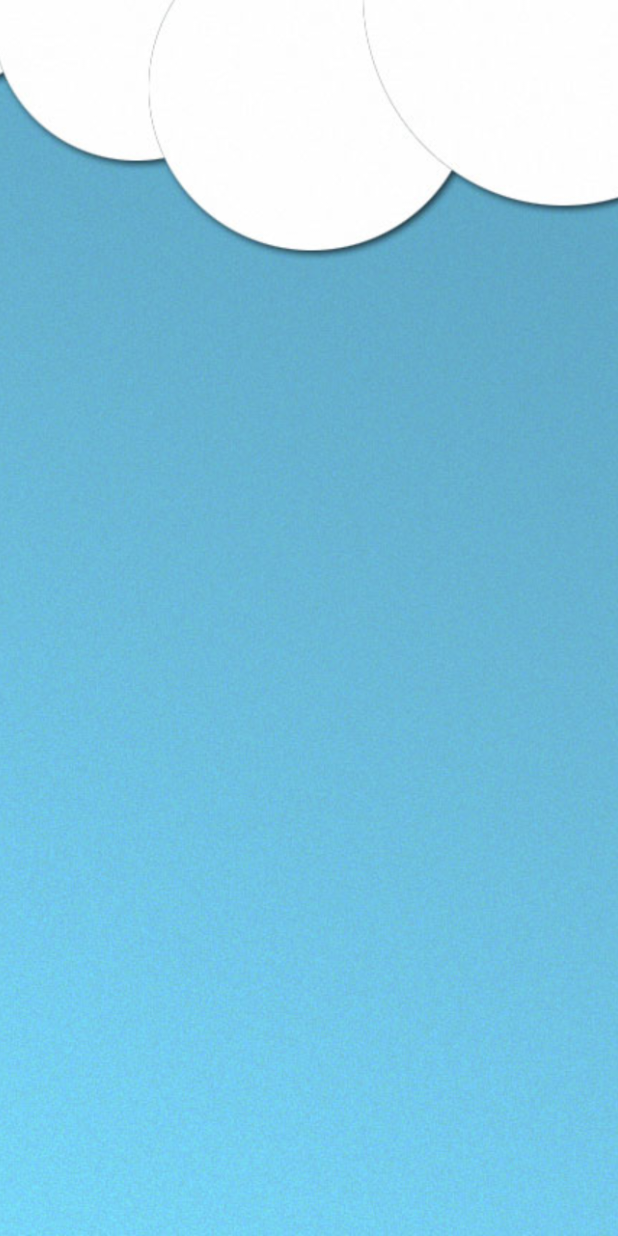
After one commit to antonprog888/Quiz, an Android app: the Level1 screen opened directly, with no data from a screen before it, on a phone screen of 412 x 824 dp. The commit adds this screen. Run offline under Robolectric (Android 15) with nearby library versions, the phone set to English and light mode, and no system bars.

Commit message:
Level nine 9

```diff
--- /dev/null
+++ b/app/src/main/java/spase/suchkov/quiz/Level1.java
@@ -0,0 +1,36 @@
+package spase.suchkov.quiz;
+
+import androidx.appcompat.app.AppCompatActivity;
+
+import android.content.Intent;
+import android.os.Bundle;
+import android.view.Window;
+import android.view.WindowManager;
+
+public class Level1 extends AppCompatActivity {
+
+    @Override
+    protected void onCreate(Bundle savedInstanceState) {
+        super.onCreate(savedInstanceState);
+        setContentView(R.layout.universal);
+
+        //Развернуть игру на весь экран начало
+        Window w = getWindow();
+        w.setFlags(WindowManager.LayoutParams.FLAG_LAYOUT_NO_LIMITS,WindowManager.LayoutParams.FLAG_LAYOUT_NO_LIMITS);
+
+        //Развернуть игру на весь экран конец
+    }
+
+    //Системная кнопка Назад начало
+    @Override
+    public void onBackPressed(){
+        try{
+            Intent intent = new Intent(Level1.this, GameLevels.class);
+            startActivity(intent);
+            finish();
+        } catch (Exception e){
+        }
+    }
+    //Системная кнопка Назад конец
+
+}
--- a/app/src/main/java/spase/suchkov/quiz/MainActivity.java
+++ b/app/src/main/java/spase/suchkov/quiz/MainActivity.java
@@ -45,12 +45,12 @@
     @Override
     public void onBackPressed() {
         if (backPressedTime+2000 > System.currentTimeMillis()){
-            backToast.cancel();
+            backToast.cancel(); //Команда для закрытия сообщения
             super.onBackPressed();
             return;
         }else{
             backToast = Toast.makeText(getBaseContext(),"Нажмите еще раз чтобы выйти",Toast.LENGTH_SHORT) ;
-            backToast.show();
+            backToast.show(); //Команда для появления сообщения
 
         }
 
--- /dev/null
+++ b/app/src/main/res/layout/universal.xml
@@ -0,0 +1,15 @@
+<?xml version="1.0" encoding="utf-8"?>
+<RelativeLayout xmlns:android="http://schemas.android.com/apk/res/android"
+    xmlns:app="http://schemas.android.com/apk/res-auto"
+    xmlns:tools="http://schemas.android.com/tools"
+    android:layout_width="match_parent"
+    android:layout_height="match_parent"
+    android:orientation="vertical">
+
+    <ImageView
+        android:id="@+id/background"
+        android:layout_width="wrap_content"
+        android:layout_height="wrap_content"
+        android:scaleType="centerCrop"
+        android:src="@drawable/level1" />
+</RelativeLayout>
```
Also changed, not shown: app/src/main/AndroidManifest.xml (+12 -3 lines), app/src/main/java/spase/suchkov/quiz/GameLevels.java (+41 -2 lines), app/src/main/res/drawable-v24/level1.jpg (added).
